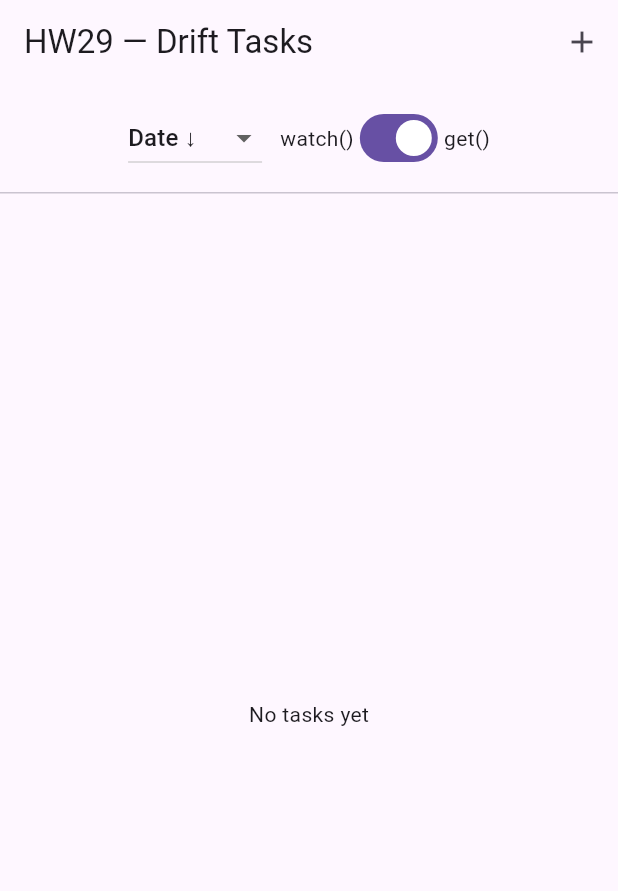
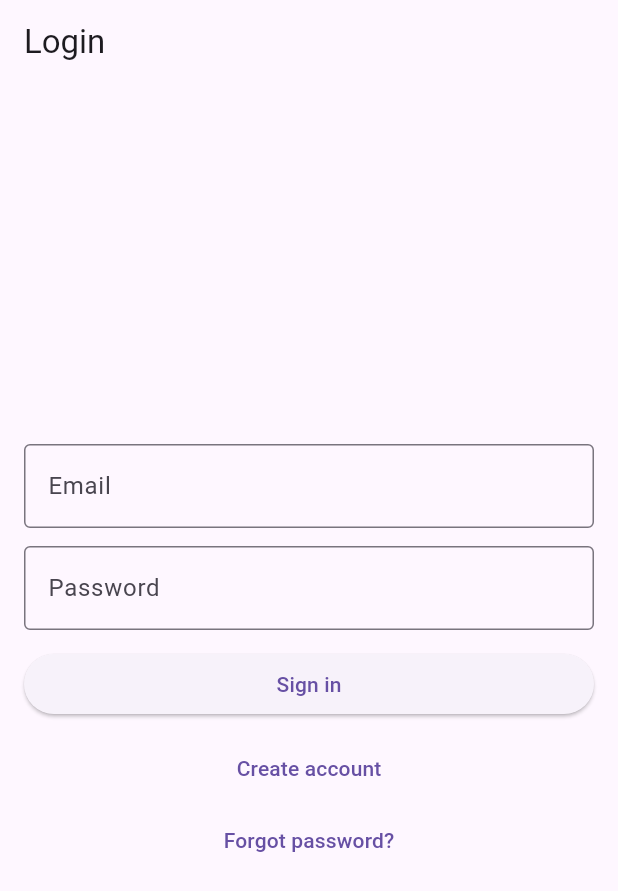
Before and after one commit to lantemir/flutter_home_work, a Flutter app: the screen it shows after launch, on a phone screen of 412 x 824 dp. Shown: the top 891 px of the screen. Run offline on Flutter 3.47's test engine with Material 3 defaults, Android fonts, the phone set to English and light mode, and no system bars; our stand-ins replace cached_network_image, drift, drift_flutter, firebase_auth, firebase_core, flutter_secure_storage and 4 more; accounts and stored records are empty; generated files the repository leaves out were written again.

Commit message:
home_work_32

```diff
--- /dev/null
+++ b/lib/home_work_32/auth/auth_errors.dart
@@ -0,0 +1,25 @@
+import 'package:firebase_auth/firebase_auth.dart';
+
+String mapFirebaseAuthError(Object e) {
+  if (e is FirebaseAuthException) {
+    switch (e.code) {
+      case 'invalid-email':
+        return 'Неверный формат email.';
+      case 'user-not-found':
+        return 'Пользователь не найден.';
+      case 'wrong-password':
+        return 'Неверный пароль.';
+      case 'email-already-in-use':
+        return 'Email уже зарегистрирован.';
+      case 'weak-password':
+        return 'Слишком слабый пароль (минимум 6 символов).';
+      case 'too-many-requests':
+        return 'Слишком много попыток. Попробуйте позже.';
+      case 'network-request-failed':
+        return 'Проблема с интернетом.';
+      default:
+        return 'Ошибка авторизации: ${e.code}';
+    }
+  }
+  return 'Неизвестная ошибка: $e';
+}
--- /dev/null
+++ b/lib/home_work_32/auth/auth_gate.dart
@@ -0,0 +1,35 @@
+import 'package:flutter/material.dart';
+import 'package:firebase_auth/firebase_auth.dart';
+
+import '../screens/home_screen.dart';
+import '../screens/login_screen.dart';
+import 'auth_service.dart';
+
+class AuthGate extends StatelessWidget {
+  const AuthGate({super.key});
+
+  @override
+  Widget build(BuildContext context) {
+    final auth = AuthService(FirebaseAuth.instance);
+
+    return StreamBuilder<User?>(
+      stream: auth.authStateChanges(),
+      builder: (context, snapshot) {
+        // loading состояния
+        if (snapshot.connectionState == ConnectionState.waiting) {
+          return const Scaffold(
+            body: Center(child: CircularProgressIndicator()),
+          );
+        }
+
+        final user = snapshot.data;
+
+        if (user == null) {
+          return LoginScreen(auth: auth);
+        }
+
+        return HomeScreen(auth: auth);
+      },
+    );
+  }
+}
--- /dev/null
+++ b/lib/home_work_32/auth/auth_service.dart
@@ -0,0 +1,52 @@
+import 'package:firebase_auth/firebase_auth.dart';
+
+class AuthService {
+  AuthService(this._auth);
+
+  final FirebaseAuth _auth;
+
+  Stream<User?> authStateChanges() => _auth.authStateChanges();
+
+  User? get currentUser => _auth.currentUser;
+
+  Future<void> signUpEmail({
+    required String email,
+    required String password,
+    String? displayName,
+  }) async {
+    final cred = await _auth.createUserWithEmailAndPassword(
+      email: email.trim(),
+      password: password,
+    );
+
+    if (displayName != null && displayName.trim().isNotEmpty) {
+      await cred.user?.updateDisplayName(displayName.trim());
+      await cred.user?.reload();
+    }
+  }
+
+  Future<void> signInEmail({
+    required String email,
+    required String password,
+  }) async {
+    await _auth.signInWithEmailAndPassword(
+      email: email.trim(),
+      password: password,
+    );
+  }
+
+  Future<void> signOut() => _auth.signOut();
+
+  Future<void> sendPasswordResetEmail(String email) async {
+    await _auth.sendPasswordResetEmail(email: email.trim());
+  }
+
+  Future<void> updateProfile({String? displayName, String? photoUrl}) async {
+    final user = _auth.currentUser;
+    if (user == null) return;
+
+    if (displayName != null) await user.updateDisplayName(displayName.trim());
+    if (photoUrl != null) await user.updatePhotoURL(photoUrl.trim());
+    await user.reload();
+  }
+}
--- /dev/null
+++ b/lib/home_work_32/hw32_app.dart
@@ -0,0 +1,14 @@
+import 'package:flutter/material.dart';
+import 'auth/auth_gate.dart';
+
+class HomeWork32App extends StatelessWidget {
+  const HomeWork32App({super.key});
+
+  @override
+  Widget build(BuildContext context) {
+    return const MaterialApp(
+      debugShowCheckedModeBanner: false,
+      home: AuthGate(),
+    );
+  }
+}
--- /dev/null
+++ b/lib/home_work_32/screens/login_screen.dart
@@ -0,0 +1,169 @@
+import 'package:flutter/material.dart';
+import '../auth/auth_errors.dart';
+import '../auth/auth_service.dart';
+
+class LoginScreen extends StatefulWidget {
+  const LoginScreen({super.key, required this.auth});
+  final AuthService auth;
+
+  @override
+  State<LoginScreen> createState() => _LoginScreenState();
+}
+
+class _LoginScreenState extends State<LoginScreen> {
+  final _email = TextEditingController();
+  final _password = TextEditingController();
+  final _displayName = TextEditingController();
+
+  bool _isLogin = true;
+  bool _loading = false;
+  String? _error;
+
+  @override
+  void dispose() {
+    _email.dispose();
+    _password.dispose();
+    _displayName.dispose();
+    super.dispose();
+  }
+
+  Future<void> _submit() async {
+    setState(() {
+      _loading = true;
+      _error = null;
+    });
+
+    try {
+      if (_isLogin) {
+        await widget.auth.signInEmail(
+          email: _email.text,
+          password: _password.text,
+        );
+      } else {
+        await widget.auth.signUpEmail(
+          email: _email.text,
+          password: _password.text,
+          displayName: _displayName.text,
+        );
+      }
+      // AuthGate сам переключит экран (через authStateChanges)
+    } catch (e) {
+      setState(() => _error = mapFirebaseAuthError(e));
+    } finally {
+      if (mounted) setState(() => _loading = false);
+    }
+  }
+
+  Future<void> _forgotPassword() async {
+    final email = _email.text.trim();
+    if (email.isEmpty) {
+      setState(() => _error = 'Введите email для сброса пароля.');
+      return;
+    }
+
+    setState(() {
+      _loading = true;
+      _error = null;
+    });
+
+    try {
+      await widget.auth.sendPasswordResetEmail(email);
+      if (!mounted) return;
+      ScaffoldMessenger.of(context).showSnackBar(
+        const SnackBar(content: Text('Письмо для сброса пароля отправлено.')),
+      );
+    } catch (e) {
+      setState(() => _error = mapFirebaseAuthError(e));
+    } finally {
+      if (mounted) setState(() => _loading = false);
+    }
+  }
+
+  @override
+  Widget build(BuildContext context) {
+    return Scaffold(
+      appBar: AppBar(title: Text(_isLogin ? 'Login' : 'Register')),
+      body: Center(
+        child: SingleChildScrollView(
+          padding: const EdgeInsets.all(16),
+          child: ConstrainedBox(
+            constraints: const BoxConstraints(maxWidth: 420),
+            child: Column(
+              crossAxisAlignment: CrossAxisAlignment.stretch,
+              children: [
+                if (!_isLogin)
+                  TextField(
+                    controller: _displayName,
+                    decoration: const InputDecoration(
+                      labelText: 'Display name (optional)',
+                      border: OutlineInputBorder(),
+                    ),
+                  ),
+                if (!_isLogin) const SizedBox(height: 12),
+
+                TextField(
+                  controller: _email,
+                  keyboardType: TextInputType.emailAddress,
+                  decoration: const InputDecoration(
+                    labelText: 'Email',
+                    border: OutlineInputBorder(),
+                  ),
+                ),
+                const SizedBox(height: 12),
+
+                TextField(
+                  controller: _password,
+                  obscureText: true,
+                  decoration: const InputDecoration(
+                    labelText: 'Password',
+                    border: OutlineInputBorder(),
+                  ),
+                ),
+                const SizedBox(height: 12),
+
+                if (_error != null)
+                  Padding(
+                    padding: const EdgeInsets.only(bottom: 10),
+                    child: Text(
+                      _error!,
+                      style: const TextStyle(color: Colors.red),
+                    ),
+                  ),
+
+                ElevatedButton(
+                  onPressed: _loading ? null : _submit,
+                  child: _loading
+                      ? const SizedBox(
+                          height: 18,
+                          width: 18,
+                          child: CircularProgressIndicator(strokeWidth: 2),
+                        )
+                      : Text(_isLogin ? 'Sign in' : 'Sign up'),
+                ),
+
+                const SizedBox(height: 8),
+
+                TextButton(
+                  onPressed: _loading
+                      ? null
+                      : () => setState(() => _isLogin = !_isLogin),
+                  child: Text(
+                    _isLogin ? 'Create account' : 'I already have an account',
+                  ),
+                ),
+
+                if (_isLogin)
+                  TextButton(
+                    onPressed: _loading ? null : _forgotPassword,
+                    child: const Text('Forgot password?'),
+                  ),
+
+                // Google Sign-In добавим отдельным блоком, если включишь (ниже объясню)
+              ],
+            ),
+          ),
+        ),
+      ),
+    );
+  }
+}
--- a/lib/main.dart
+++ b/lib/main.dart
@@ -1,23 +1,41 @@
+// HOME WORK 32______________________
+
+import 'package:flutter/material.dart';
+import 'package:firebase_core/firebase_core.dart';
+
+import 'firebase_options.dart';
+import 'home_work_32/hw32_app.dart';
+
+Future<void> main() async {
+  WidgetsFlutterBinding.ensureInitialized();
+  await Firebase.initializeApp(options: DefaultFirebaseOptions.currentPlatform);
+  runApp(const HomeWork32App());
+}
+
+
+
+
+
 // HOME WORK 29______________________
 
-import 'package:flutter/material.dart';
-import 'home_work_29/h_w_29.dart';
+// import 'package:flutter/material.dart';
+// import 'home_work_29/h_w_29.dart';
 
-void main() {
-  runApp(const MyApp());
-}
+// void main() {
+//   runApp(const MyApp());
+// }
 
-class MyApp extends StatelessWidget {
-  const MyApp({super.key});
+// class MyApp extends StatelessWidget {
+//   const MyApp({super.key});
 
-  @override
-  Widget build(BuildContext context) {
-    return const MaterialApp(
-      debugShowCheckedModeBanner: false,
-      home: HomeWork29(),
-    );
-  }
-}
+//   @override
+//   Widget build(BuildContext context) {
+//     return const MaterialApp(
+//       debugShowCheckedModeBanner: false,
+//       home: HomeWork29(),
+//     );
+//   }
+// }
 
 
 
--- a/pubspec.yaml
+++ b/pubspec.yaml
@@ -43,6 +43,11 @@ dependencies:
   drift: ^2.20.0
   drift_flutter: ^0.2.0
   path_provider: ^2.1.4
+  firebase_core: ^4.4.0
+  firebase_auth: ^6.1.4
+
+  # optional:
+  google_sign_in: ^7.2.0
 
 
   # The following adds the Cupertino Icons font to your application.
```
Also changed, not shown: lib/home_work_32/screens/home_screen.dart (added, +95 -0 lines), firebase.json (added), lib/firebase_options.dart (added), 3 other files.
